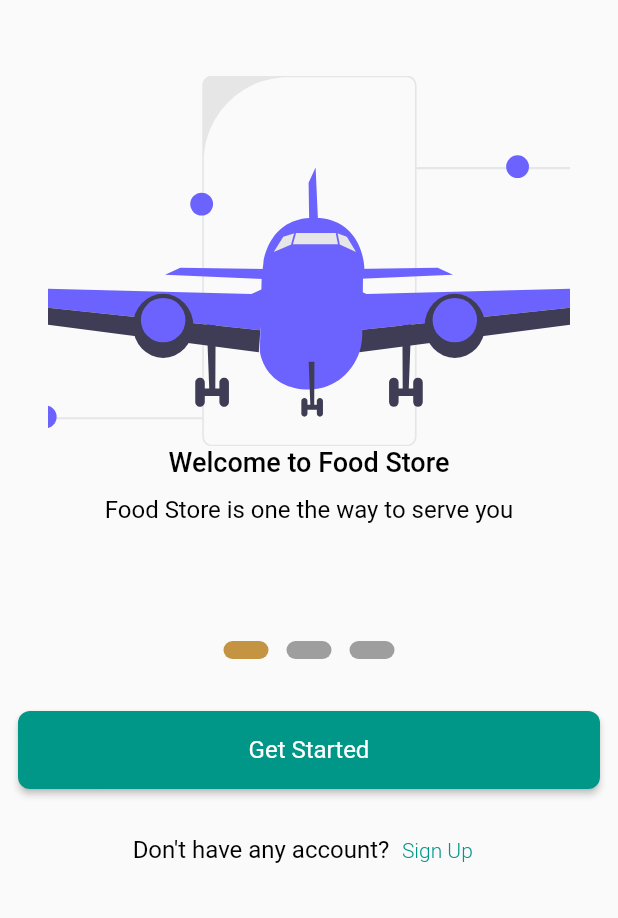
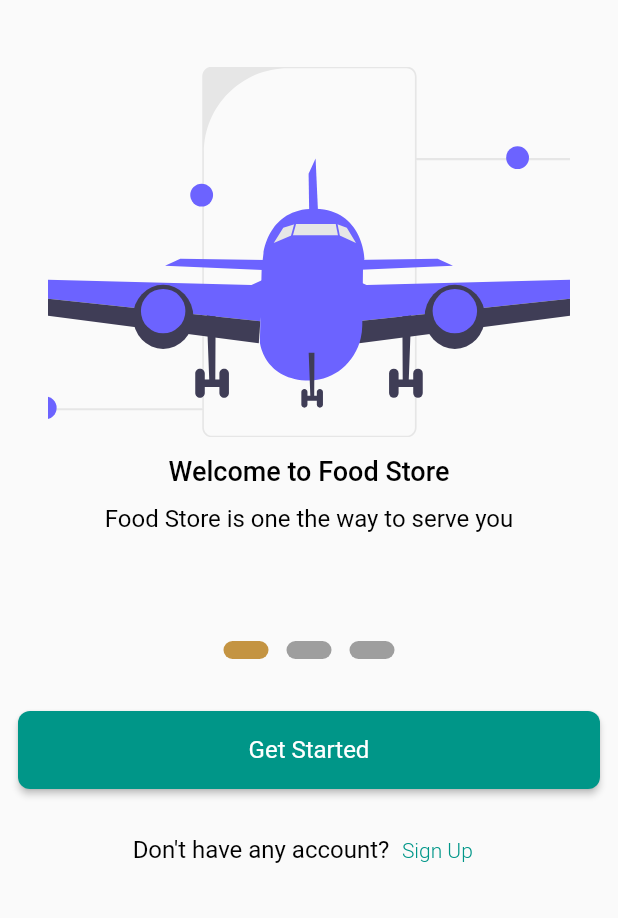
Before and after one commit to the-best-is-best/onBorading-login-register_ui, a Flutter app: the screen it shows after launch, on a phone screen of 412 x 824 dp, the part 318-1236 px from its top. Run offline on Flutter 3.47's test engine with Material 2 defaults, Android fonts, the light colour scheme and no system bars; drawn by our look-alikes of smooth_page_indicator; our stand-ins replace country_code_picker, flutter_svg; missing offline and left inert: tbib_loading_transition_button_and_social.

Commit message:
add padding

```diff
--- a/lib/presentation/on_boarding/view/on_boarding_view.dart
+++ b/lib/presentation/on_boarding/view/on_boarding_view.dart
@@ -91,6 +91,9 @@ class _OnBoardingViewState extends State<OnBoardingView> {
                                     width:
                                         MediaQuery.of(context).size.width * .90,
                                   ),
+                                  const SizedBox(
+                                    height: AppSpacing.ap12,
+                                  ),
                                   Text(
                                     item.title,
                                     style: getMediumStyle(),
```
